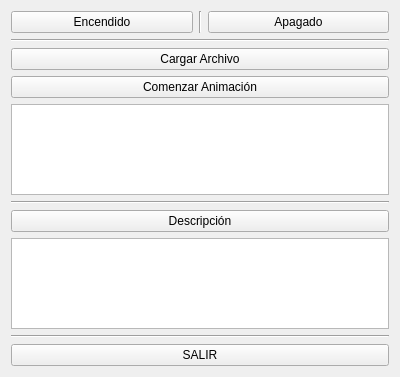
Old version of the form src/interfaz.ui in the repository GinoAvanzini/Simulacion-Robot-PRR.
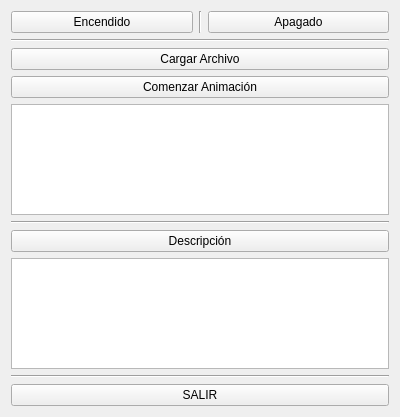
New version of the form.

Patch:
```diff
--- a/src/interfaz.ui
+++ b/src/interfaz.ui
@@ -7,7 +7,7 @@
     <x>0</x>
     <y>0</y>
     <width>400</width>
-    <height>377</height>
+    <height>417</height>
    </rect>
   </property>
   <property name="windowTitle">
```
